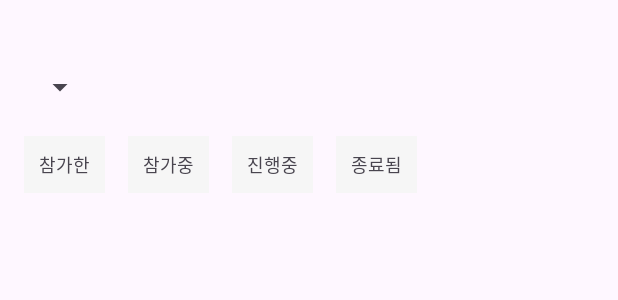
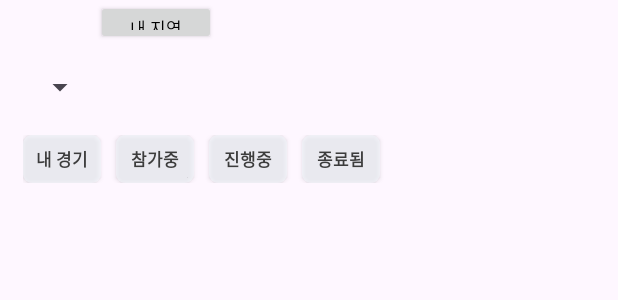
Before and after one commit to bavuchoko/golf_android, an Android app: the layout fragment_game.xml on its own in the app's theme, with its tools: preview values and no code run, on a phone screen of 412 x 824 dp. Shown: the top 300 px of the screen. Run offline under Robolectric (Android 15) with nearby library versions, the light colour scheme and no system bars; network calls fail.

Commit message:
game 정보 뷰모델로 옮김

```diff
--- a/app/src/main/java/com/bavuchoko/jsparkgolf/ui/user/UserFragment.kt
+++ b/app/src/main/java/com/bavuchoko/jsparkgolf/ui/user/UserFragment.kt
@@ -35,7 +35,7 @@ class UserFragment : Fragment() {
 
 
         logoutBtn.setOnClickListener {
-            CommonMethod.clearValue(mainActivity, "accessToken")
+            CommonMethod.clearAllValue(mainActivity)
             AuthUtils.checkLoginStatus(mainActivity)
         }
         return view
--- a/app/src/main/java/com/bavuchoko/jsparkgolf/viewmodel/GameViewModel.kt
+++ b/app/src/main/java/com/bavuchoko/jsparkgolf/viewmodel/GameViewModel.kt
@@ -11,11 +11,13 @@ import kotlinx.coroutines.launch
 class GameViewModel(private val gameRepository: GameRepository): ViewModel() {
     private val _gameList = MutableLiveData<List<GameVo>>()
     val gameList: LiveData<List<GameVo>> get() = _gameList
-
+    var city: String = ""
+    var status: String ="OPEN"
+    var player: Boolean =true
     private val _error = MutableLiveData<String?>()
     val error: LiveData<String?> get() = _error
 
-    fun getList(page: Int, size: Int, status: String, player: Boolean, city: String) {
+    fun getList(page: Int, size: Int) {
         viewModelScope.launch {
             val result =  gameRepository.getList(page, size, status, player, city)
             if (result.isSuccess) {
--- /dev/null
+++ b/app/src/main/res/drawable/btn_selected_basic.xml
@@ -0,0 +1,5 @@
+<shape xmlns:android="http://schemas.android.com/apk/res/android"
+    android:shape="rectangle">
+    <corners android:radius="6dp"/>
+    <solid android:color="@color/black"/>
+</shape>
--- /dev/null
+++ b/app/src/main/res/drawable/btn_un_selected_basic.xml
@@ -0,0 +1,5 @@
+<shape xmlns:android="http://schemas.android.com/apk/res/android"
+    android:shape="rectangle">
+    <corners android:radius="6dp"/>
+    <solid android:color="@color/light_gray"/>
+</shape>
--- a/app/src/main/res/layout/fragment_game.xml
+++ b/app/src/main/res/layout/fragment_game.xml
@@ -18,8 +18,17 @@
             android:layout_height="wrap_content"
             android:layout_gravity="bottom"
             android:textSize="16sp"
+            android:spinnerMode="dropdown" />
 
-            android:spinnerMode="dropdown" />
+        <android.widget.Button
+            android:id="@+id/setting_my_place"
+            android:layout_width="80dp"
+            android:layout_height="30dp"
+            android:textSize="11sp"
+            android:layout_marginEnd="10dp"
+            android:textColor="@android:color/black"
+            android:text="내 지역" />
+
 
     </LinearLayout>
 
@@ -38,55 +47,56 @@
 
             <LinearLayout
                 android:layout_width="match_parent"
-                android:layout_height="60dp"
-                android:paddingLeft="16dp"
-                android:paddingRight="16dp"
+                android:layout_height="wrap_content"
+                android:paddingHorizontal="15dp"
+                android:layout_marginVertical="10dp"
+                android:orientation="horizontal">
 
-                android:orientation="horizontal"
-                >
-                <TextView
-                    android:layout_width="wrap_content"
-                    android:layout_height="wrap_content"
-                    android:layout_gravity="center_vertical"
-                    android:gravity="center"
-                    android:padding="10dp"
-                    android:layout_marginRight="15dp"
-                    android:textSize="12sp"
-                    android:background="@color/light_gray"
-                    android:text="참가한"/>
+                <android.widget.Button
+                    android:id="@+id/btn_search_player"
+                    android:layout_width="52dp"
+                    android:layout_height="32dp"
+                    android:background="@drawable/btn_un_selected_basic"
+                    android:textSize="11sp"
+                    android:layout_marginEnd="10dp"
+                    android:textStyle="bold"
+                    android:textColor="@color/dee_gray"
+                    android:text="내 경기" />
 
-                <TextView
-                    android:layout_width="wrap_content"
-                    android:layout_height="wrap_content"
-                    android:layout_gravity="center_vertical"
-                    android:gravity="center"
-                    android:padding="10dp"
-                    android:layout_marginRight="15dp"
-                    android:textSize="12sp"
-                    android:background="@color/light_gray"
-                    android:text="참가중"/>
+                <android.widget.Button
+                    android:id="@+id/btn_search_open"
+                    android:layout_width="52dp"
+                    android:layout_height="32dp"
+                    android:background="@drawable/btn_un_selected_basic"
+                    android:textSize="11sp"
+                    android:layout_marginEnd="10dp"
+                    android:textStyle="bold"
+                    android:textColor="@color/dee_gray"
+                    android:text="참가중" />
 
-                <TextView
-                    android:layout_width="wrap_content"
-                    android:layout_height="wrap_content"
-                    android:layout_gravity="center_vertical"
-                    android:gravity="center"
-                    android:padding="10dp"
-                    android:layout_marginRight="15dp"
-                    android:textSize="12sp"
-                    android:background="@color/light_gray"
-                    android:text="진행중"/>
+                <android.widget.Button
+                    android:id="@+id/btn_search_playing"
+                    android:layout_width="52dp"
+                    android:layout_height="32dp"
+                    android:background="@drawable/btn_un_selected_basic"
+                    android:textSize="11sp"
+                    android:layout_marginEnd="10dp"
+                    android:textStyle="bold"
+                    android:textColor="@color/dee_gray"
+                    android:text="진행중" />
 
-                <TextView
-                    android:layout_width="wrap_content"
-                    android:layout_height="wrap_content"
-                    android:layout_gravity="center_vertical"
-                    android:gravity="center"
-                    android:padding="10dp"
-                    android:layout_marginRight="15dp"
-                    android:textSize="12sp"
-                    android:background="@color/light_gray"
-                    android:text="종료됨"/>
+                <android.widget.Button
+                    android:id="@+id/btn_search_close"
+                    android:layout_width="52dp"
+                    android:layout_height="32dp"
+                    android:background="@drawable/btn_un_selected_basic"
+                    android:textSize="11sp"
+                    android:textStyle="bold"
+                    android:textColor="@color/dee_gray"
+                    android:text="종료됨" />
+
+
+
 
             </LinearLayout>
 
@@ -94,7 +104,7 @@
                 android:id="@+id/data_list"
                 android:layout_width="match_parent"
                 android:layout_height="wrap_content"
-                android:nestedScrollingEnabled="false"/>
+                android:nestedScrollingEnabled="false" />
 
         </LinearLayout>
     </androidx.core.widget.NestedScrollView>
--- a/app/src/main/res/values/colors.xml
+++ b/app/src/main/res/values/colors.xml
@@ -1,10 +1,10 @@
 <?xml version="1.0" encoding="utf-8"?>
 <resources>
     <color name="black">#FF000000</color>
-    <color name="dee_gray">#222222</color>
+    <color name="dee_gray">#3C3C3C</color>
     <color name="white">#FFFFFFFF</color>
     <color name="middle_gray">#f2f2f2</color>
-    <color name="light_gray">#F6F6F6</color>
+    <color name="light_gray">#95F1F6FB</color>
     <color name="bright_gray">#F7F8F8</color>
     <color name="light_blue">#DEE7F4</color>
     <color name="light_hot_pink">#F6E9EE</color>
```
Also changed, not shown: app/src/main/java/com/bavuchoko/jsparkgolf/common/CommonMethod.kt (+13 -11 lines), app/src/main/java/com/bavuchoko/jsparkgolf/ui/game/GameFragment.kt (+73 -14 lines), app/src/main/res/layout/region_spinner.xml (added, +7 -0 lines).
